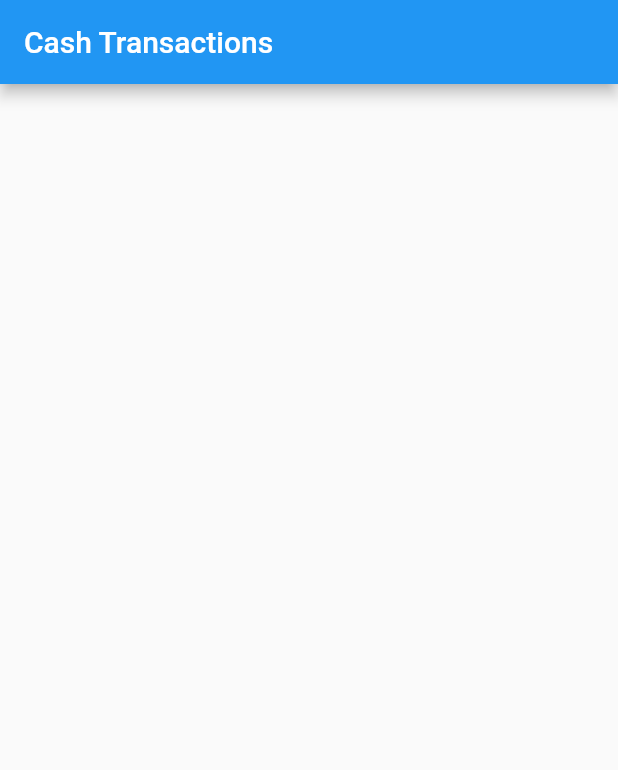
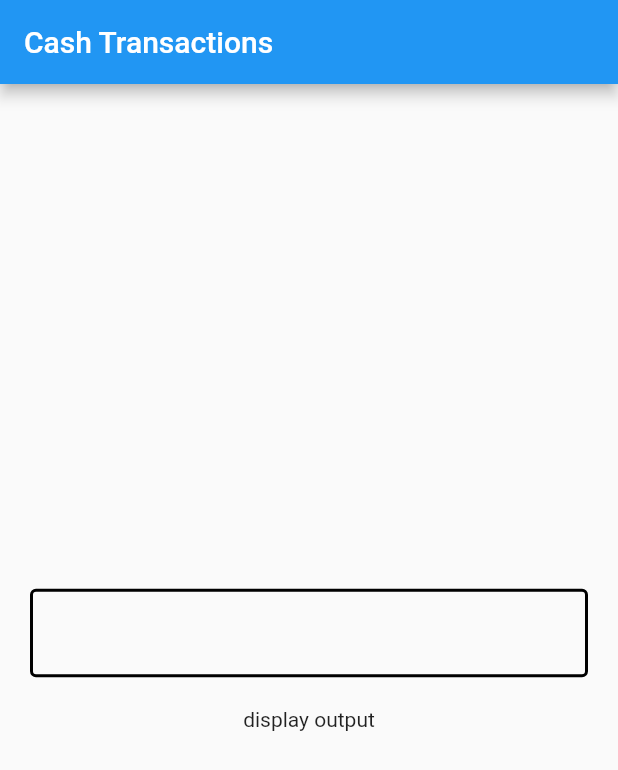
Before and after one commit to carlstep/cambo_fx_cash_transaction_page, a Flutter app: the screen it shows after launch, on a phone screen of 412 x 824 dp. Shown: the top 770 px of the screen. Run offline on Flutter 3.47's test engine with Material 2 defaults, Android fonts, the light colour scheme and no system bars; our stand-ins replace google_fonts.

Commit message:
added TextField, no logic settings

```diff
--- a/lib/pages/cash_transaction.dart
+++ b/lib/pages/cash_transaction.dart
@@ -15,7 +15,24 @@ class _CashTransactionPageState extends State<CashTransactionPage> {
       appBar: AppBar(
         title: const Text('Cash Transactions'),
       ),
-      body: Center(),
+      body: Center(
+        child: Padding(
+          padding: const EdgeInsets.all(20.0),
+          child: Column(
+            mainAxisAlignment: MainAxisAlignment.center,
+            children: const [
+              TextField(
+                decoration: InputDecoration(
+                  enabledBorder:
+                      OutlineInputBorder(borderSide: BorderSide(width: 2)),
+                ),
+              ),
+              SizedBox(height: 20),
+              Text('display output'),
+            ],
+          ),
+        ),
+      ),
     );
   }
 }
```
